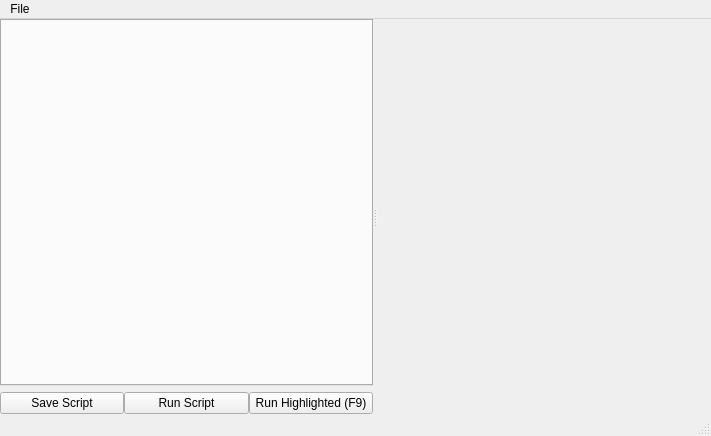
Above: flika/app/ipythonWidget.ui from flika-org/flika before the change. Below: the same form after it.
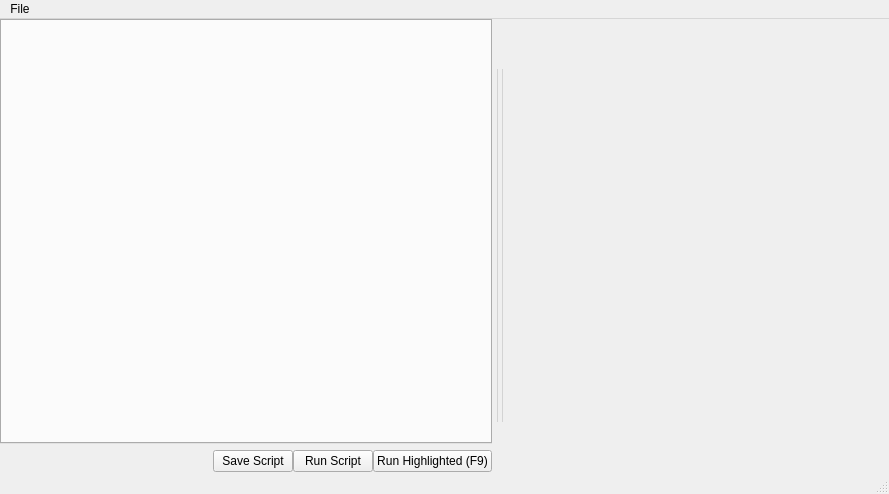
That is the form after the change.

Commit message: save script_editor size

What changed in the file:
```diff
--- a/flika/app/ipythonWidget.ui
+++ b/flika/app/ipythonWidget.ui
@@ -6,8 +6,8 @@
    <rect>
     <x>0</x>
     <y>0</y>
-    <width>711</width>
-    <height>436</height>
+    <width>889</width>
+    <height>494</height>
    </rect>
   </property>
   <property name="windowTitle">
@@ -23,8 +23,11 @@
     </property>
     <item row="0" column="0">
      <widget class="QSplitter" name="splitter">
-      <property name="orientation">
-       <enum>Qt::Horizontal</enum>
+      <property name="styleSheet">
+       <string notr="true">QSplitter::handle { border-left: 1px solid lightgray; border-right: 1px solid lightgray; margin: 50px 0px 50px 5px; }</string>
+      </property>
+      <property name="handleWidth">
+       <number>4</number>
       </property>
       <property name="childrenCollapsible">
        <bool>false</bool>
@@ -36,6 +39,12 @@
         </property>
         <item>
          <widget class="QTabWidget" name="scriptTabs">
+          <property name="minimumSize">
+           <size>
+            <width>250</width>
+            <height>0</height>
+           </size>
+          </property>
           <property name="tabShape">
            <enum>QTabWidget::Triangular</enum>
           </property>
@@ -58,6 +67,19 @@
           <property name="spacing">
            <number>0</number>
           </property>
+          <item>
+           <spacer name="horizontalSpacer">
+            <property name="orientation">
+             <enum>Qt::Horizontal</enum>
+            </property>
+            <property name="sizeHint" stdset="0">
+             <size>
+              <width>40</width>
+              <height>20</height>
+             </size>
+            </property>
+           </spacer>
+          </item>
           <item>
            <widget class="QPushButton" name="saveButton">
             <property name="text">
@@ -100,7 +122,7 @@
     <rect>
      <x>0</x>
      <y>0</y>
-     <width>711</width>
+     <width>889</width>
      <height>21</height>
     </rect>
    </property>
```
Left out of the diff: 11 changed lines with no effect on the pictures. The commit also changes 1 other file.
